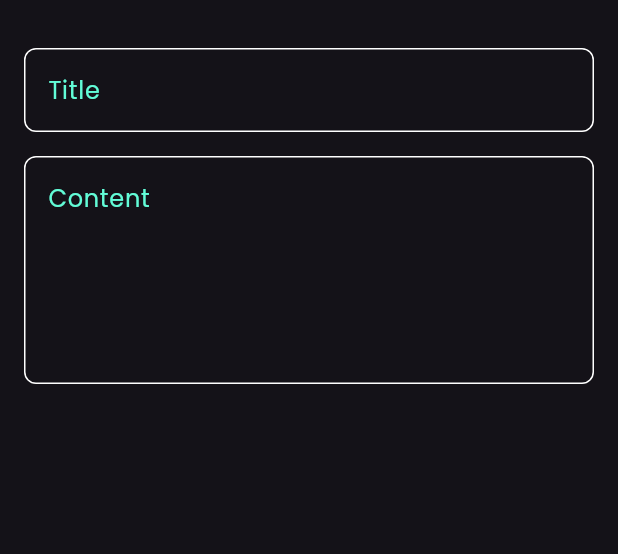
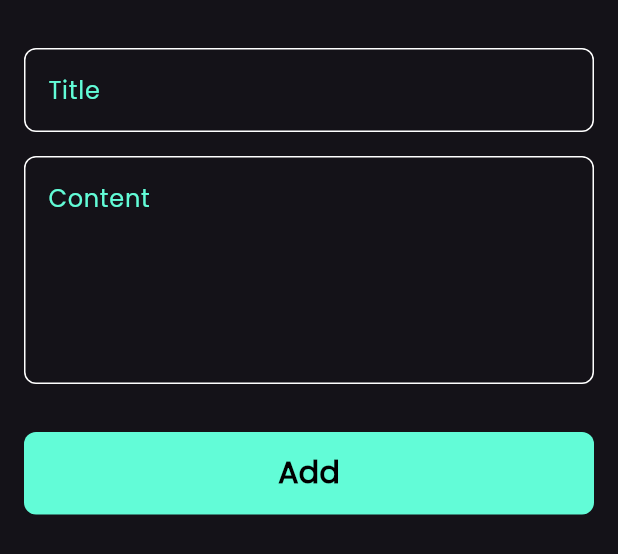
Before and after one commit to MahmoudAladwy33/NotesApp, a Flutter app: the AddNoteBottomSheet widget shown alone on an empty page, opened directly, on a phone screen of 412 x 824 dp. Shown: the top 554 px of the screen. Run offline on Flutter 3.47's test engine with Material 3 defaults, Android fonts, the light colour scheme and no system bars; our stand-ins replace font_awesome_flutter.

Commit message:
finish notes bottom sheet

```diff
--- a/lib/Widgets/add_note_bottom_sheet.dart
+++ b/lib/Widgets/add_note_bottom_sheet.dart
@@ -1,4 +1,5 @@
 import 'package:flutter/material.dart';
+import 'package:notes_app/Widgets/custom_button.dart';
 import 'package:notes_app/Widgets/cutsom_text_field.dart';
 
 class AddNoteBottomSheet extends StatelessWidget {
@@ -8,6 +9,7 @@
   Widget build(BuildContext context) {
     return const Padding(
       padding: EdgeInsets.symmetric(horizontal: 16),
+      child: SingleChildScrollView(
         child: Column(
           children: [
             SizedBox(
@@ -23,7 +25,15 @@
               hint: 'Content',
               maxLines: 5,
             ),
+            SizedBox(
+              height: 32,
+            ),
+            CustomButton(),
+            SizedBox(
+              height: 16,
+            ),
           ],
+        ),
       ),
     );
   }
--- /dev/null
+++ b/lib/Widgets/custom_button.dart
@@ -0,0 +1,28 @@
+import 'package:flutter/material.dart';
+import 'package:notes_app/Constants.dart';
+
+class CustomButton extends StatelessWidget {
+  const CustomButton({super.key});
+
+  @override
+  Widget build(BuildContext context) {
+    return Container(
+      width: MediaQuery.of(context).size.width,
+      height: 55,
+      decoration: BoxDecoration(
+        color: kPrimaryColor,
+        borderRadius: BorderRadius.circular(8),
+      ),
+      child: const Center(
+        child: Text(
+          'Add',
+          style: TextStyle(
+            color: Colors.black,
+            fontSize: 20,
+            fontWeight: FontWeight.bold,
+          ),
+        ),
+      ),
+    );
+  }
+}
```
Lines whose indentation alone changed are shown as unchanged.
